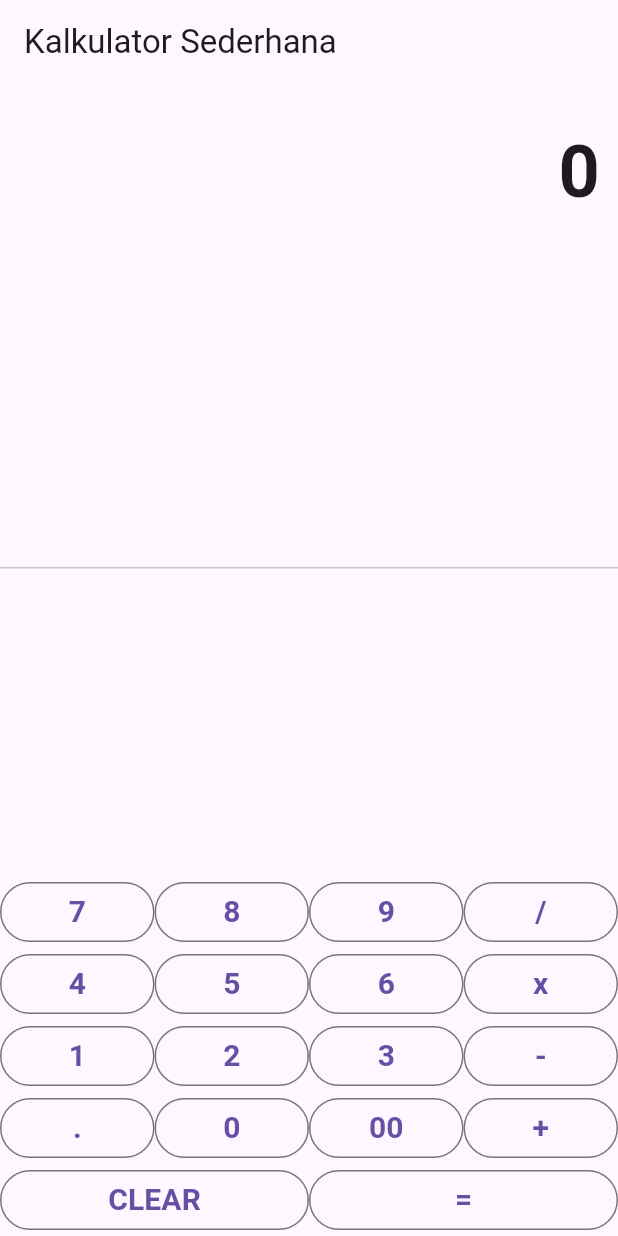
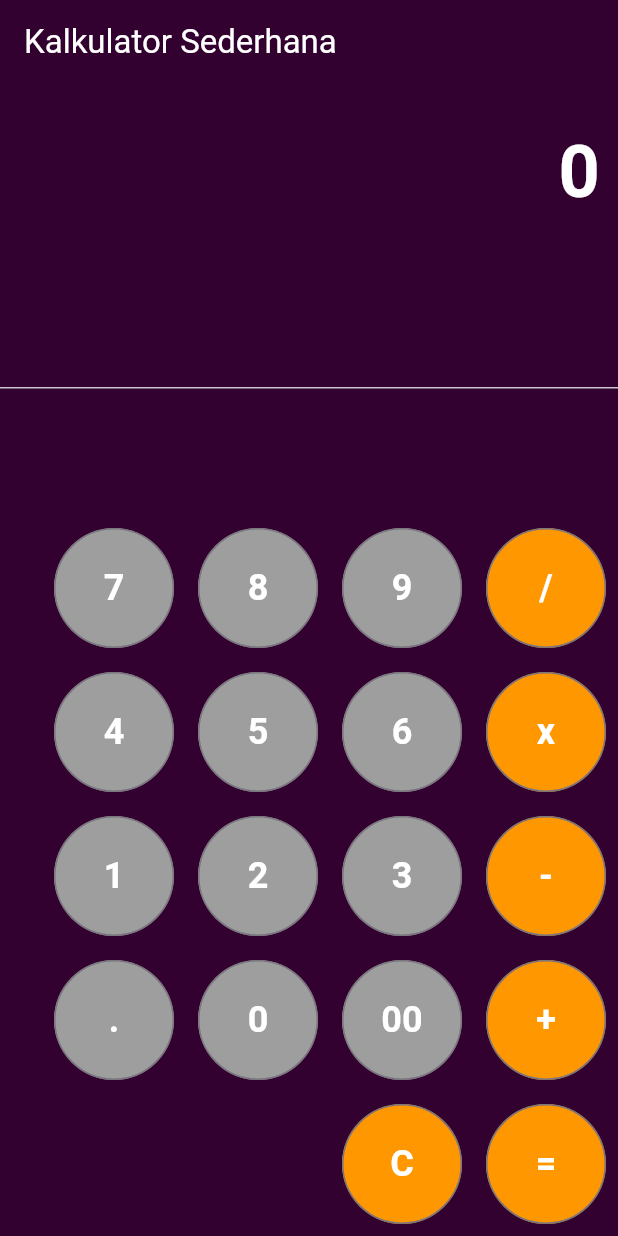
Before and after one commit to hafidza270/kalkulator-app, a Flutter app: the screen it shows after launch, on a phone screen of 412 x 824 dp. Run offline on Flutter 3.47's test engine with Material 3 defaults, Android fonts, the phone set to English and light mode, and no system bars.

Commit message:
update ui

```diff
--- a/lib/main.dart
+++ b/lib/main.dart
@@ -29,7 +29,7 @@ class _KalkulatorHomeState extends State<KalkulatorHome> {
   bool isOperandActive = false;
 
   buttonPressed(String buttonText) {
-    if (buttonText == "CLEAR") {
+    if (buttonText == "C") {
       _output = "0";
       num1 = 0.0;
       num2 = 0.0;
@@ -82,17 +82,30 @@ class _KalkulatorHomeState extends State<KalkulatorHome> {
     });
   }
 
-  Widget buildButton(String buttonText) {
-    return Expanded(
+  Widget buildButton(String buttonText, bool isButtonAction) {
+    return Padding(
+      padding: const EdgeInsets.all(8.0),
+      child: SizedBox(
+        width: 80.0,
+        height: 80.0,
         child: OutlinedButton(
+          style: ButtonStyle(
+            backgroundColor: MaterialStateProperty.all<Color>(
+                isButtonAction ? Colors.orange : Colors.grey),
+            shape: MaterialStateProperty.all<CircleBorder>(
+              CircleBorder(),
+            ),
+          ),
           child: Text(
             buttonText,
             style: TextStyle(
-            fontSize: 20.0,
+              color: Colors.white,
+              fontSize: 24.0,
               fontWeight: FontWeight.bold,
             ),
           ),
           onPressed: () => buttonPressed(buttonText),
+        ),
       ),
     );
   }
@@ -101,9 +114,14 @@ class _KalkulatorHomeState extends State<KalkulatorHome> {
   Widget build(BuildContext context) {
     return Scaffold(
       appBar: AppBar(
-        title: Text("Kalkulator Sederhana"),
+        backgroundColor: const Color(0xFF32012F),
+        title: const Text(
+          "Kalkulator Sederhana",
+          style: TextStyle(color: Colors.white),
+        ),
       ),
       body: Container(
+        color: const Color(0xFF32012F),
         child: Column(
           children: <Widget>[
             Container(
@@ -115,6 +133,7 @@ class _KalkulatorHomeState extends State<KalkulatorHome> {
               child: Text(
                 output,
                 style: TextStyle(
+                  color: Colors.white,
                   fontSize: 48.0,
                   fontWeight: FontWeight.bold,
                 ),
@@ -126,41 +145,46 @@ class _KalkulatorHomeState extends State<KalkulatorHome> {
             Column(
               children: <Widget>[
                 Row(
+                  mainAxisAlignment: MainAxisAlignment.end,
                   children: <Widget>[
-                    buildButton("7"),
-                    buildButton("8"),
-                    buildButton("9"),
-                    buildButton("/"),
+                    buildButton("7", false),
+                    buildButton("8", false),
+                    buildButton("9", false),
+                    buildButton("/", true),
                   ],
                 ),
                 Row(
+                  mainAxisAlignment: MainAxisAlignment.end,
                   children: <Widget>[
-                    buildButton("4"),
-                    buildButton("5"),
-                    buildButton("6"),
-                    buildButton("x"),
+                    buildButton("4", false),
+                    buildButton("5", false),
+                    buildButton("6", false),
+                    buildButton("x", true),
                   ],
                 ),
                 Row(
+                  mainAxisAlignment: MainAxisAlignment.end,
                   children: <Widget>[
-                    buildButton("1"),
-                    buildButton("2"),
-                    buildButton("3"),
-                    buildButton("-"),
+                    buildButton("1", false),
+                    buildButton("2", false),
+                    buildButton("3", false),
+                    buildButton("-", true),
                   ],
                 ),
                 Row(
+                  mainAxisAlignment: MainAxisAlignment.end,
                   children: <Widget>[
-                    buildButton("."),
-                    buildButton("0"),
-                    buildButton("00"),
-                    buildButton("+"),
+                    buildButton(".", false),
+                    buildButton("0", false),
+                    buildButton("00", false),
+                    buildButton("+", true),
                   ],
                 ),
                 Row(
+                  mainAxisAlignment: MainAxisAlignment.end,
                   children: <Widget>[
-                    buildButton("CLEAR"),
-                    buildButton("="),
+                    buildButton("C", true),
+                    buildButton("=", true),
                   ],
                 ),
               ],
```
Also changed, not shown: 1 other file. Lines whose indentation alone changed are shown as unchanged.
